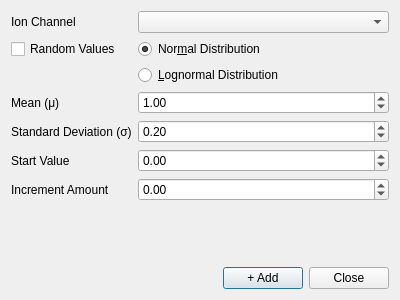
Old version of the form src/LongQtMain/addsinglecellpvar.ui in the repository hundlab/LongQt.
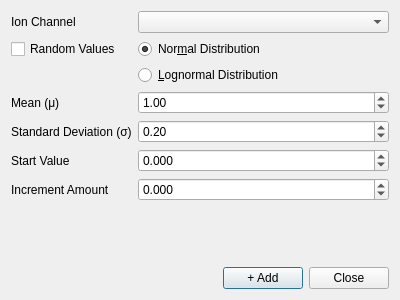
New version of the form.

The edit to the form file:
```diff
--- a/src/LongQtMain/addsinglecellpvar.ui
+++ b/src/LongQtMain/addsinglecellpvar.ui
@@ -118,7 +118,7 @@
      <item row="10" column="1">
       <widget class="QDoubleSpinBox" name="startVal">
        <property name="decimals">
-        <number>2</number>
+        <number>3</number>
        </property>
        <property name="minimum">
         <double>-10.000000000000000</double>
@@ -138,7 +138,7 @@
      <item row="13" column="1">
       <widget class="QDoubleSpinBox" name="incAmt">
        <property name="decimals">
-        <number>2</number>
+        <number>3</number>
        </property>
        <property name="minimum">
         <double>-100.000000000000000</double>
```
